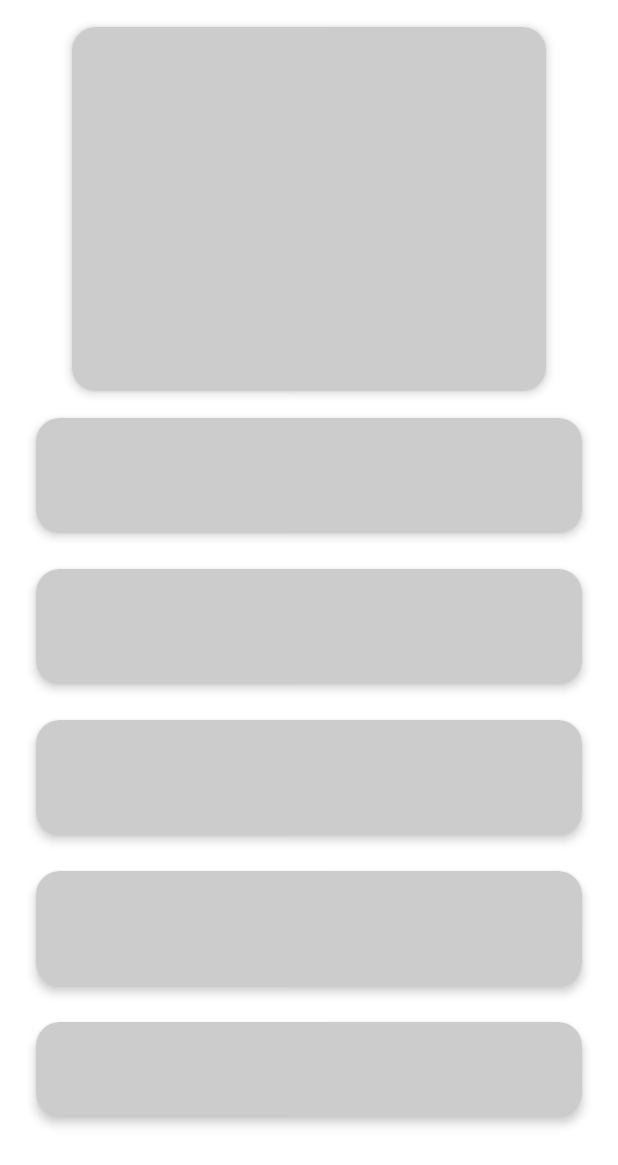
After one commit to Kuruchy/MyCards, an Android app built with Jetpack Compose: the composable CardShimmerOverview shown on its own in the app's theme, on a phone screen of 412 x 824 dp. The commit adds this screen. Shown: the top 1165 px of the screen. Run offline under Robolectric (Android 15) with nearby library versions, the phone set to English and light mode, and no system bars; our stand-ins replace Dagger/Hilt's generated code, Shimmer.

Commit message:
Added Shimmering

```diff
--- a/app/build.gradle
+++ b/app/build.gradle
@@ -68,6 +68,8 @@ dependencies {
     androidTestImplementation "androidx.compose.ui:ui-test-junit4:$versions.compose"
     debugImplementation "androidx.compose.ui:ui-tooling:$versions.compose"
 
+    implementation 'com.valentinilk.shimmer:compose-shimmer:1.0.2'
+
     // DI
     implementation "com.google.dagger:hilt-android:$versions.hiltCoreVersion"
     kapt "com.google.dagger:hilt-compiler:$versions.hiltCoreVersion"
--- /dev/null
+++ b/app/src/main/java/com/kurulabs/mycards/ui/composable/cards/CardShimmerOverview.kt
@@ -0,0 +1,126 @@
+package com.kurulabs.mycards.ui.composable.cards
+
+import androidx.compose.foundation.layout.BoxWithConstraints
+import androidx.compose.foundation.layout.Column
+import androidx.compose.foundation.layout.Spacer
+import androidx.compose.foundation.layout.aspectRatio
+import androidx.compose.foundation.layout.fillMaxSize
+import androidx.compose.foundation.layout.fillMaxWidth
+import androidx.compose.foundation.layout.height
+import androidx.compose.foundation.layout.padding
+import androidx.compose.material.Card
+import androidx.compose.runtime.Composable
+import androidx.compose.ui.Modifier
+import androidx.compose.ui.graphics.Color
+import androidx.compose.ui.tooling.preview.Preview
+import androidx.compose.ui.unit.dp
+import com.kurulabs.mycards.ui.composable.main.BottomNavigationHeight
+import com.kurulabs.mycards.ui.theme.BankCardRoundedCornersShape
+import com.kurulabs.mycards.ui.theme.MyCardsTheme
+import com.valentinilk.shimmer.shimmer
+
+@Preview(showBackground = true)
+@Composable
+fun CardShimmerOverviewPreview() {
+    MyCardsTheme {
+        CardShimmerOverview()
+    }
+}
+
+@Composable
+fun CardShimmerOverview() {
+    BoxWithConstraints(
+        modifier = Modifier
+            .fillMaxSize()
+            .padding(bottom = BottomNavigationHeight)
+    ) {
+        val maxHeight = maxHeight
+        Column(
+            modifier = Modifier
+                .padding(24.dp),
+        ) {
+            Card(
+                modifier = Modifier
+                    .height(maxHeight * 0.3f)
+                    .fillMaxWidth()
+                    .aspectRatio(1.5f)
+                    .padding(horizontal = 24.dp)
+                    .shimmer(),
+                backgroundColor = Color.LightGray,
+                shape = BankCardRoundedCornersShape,
+                elevation = 4.dp
+            ) {}
+            Spacer(
+                modifier = Modifier
+                    .height(24.dp)
+            )
+            Column(
+                modifier = Modifier
+                    .height(maxHeight * 0.7f)
+                    .fillMaxWidth(),
+            ) {
+                Card(
+                    modifier = Modifier
+                        .height(maxHeight * 0.1f)
+                        .fillMaxWidth()
+                        .shimmer(),
+                    backgroundColor = Color.LightGray,
+                    shape = BankCardRoundedCornersShape,
+                    elevation = 4.dp
+                ) {}
+                Spacer(
+                    modifier = Modifier
+                        .height(24.dp)
+                )
+                Card(
+                    modifier = Modifier
+                        .height(maxHeight * 0.1f)
+                        .fillMaxWidth()
+                        .shimmer(),
+                    backgroundColor = Color.LightGray,
+                    shape = BankCardRoundedCornersShape,
+                    elevation = 4.dp
+                ) {}
+                Spacer(
+                    modifier = Modifier
+                        .height(24.dp)
+                )
+                Card(
+                    modifier = Modifier
+                        .height(maxHeight * 0.1f)
+                        .fillMaxWidth()
+                        .shimmer(),
+                    backgroundColor = Color.LightGray,
+                    shape = BankCardRoundedCornersShape,
+                    elevation = 4.dp
+                ) {}
+                Spacer(
+                    modifier = Modifier
+                        .height(24.dp)
+                )
+                Card(
+                    modifier = Modifier
+                        .height(maxHeight * 0.1f)
+                        .fillMaxWidth()
+                        .shimmer(),
+                    backgroundColor = Color.LightGray,
+                    shape = BankCardRoundedCornersShape,
+                    elevation = 4.dp
+                ) {}
+                Spacer(
+                    modifier = Modifier
+                        .height(24.dp)
+                )
+                Card(
+                    modifier = Modifier
+                        .height(maxHeight * 0.1f)
+                        .fillMaxWidth()
+                        .shimmer(),
+                    backgroundColor = Color.LightGray,
+                    shape = BankCardRoundedCornersShape,
+                    elevation = 4.dp
+                ) {}
+            }
+        }
+    }
+}
--- a/app/src/main/java/com/kurulabs/mycards/ui/composable/main/MainScreen.kt
+++ b/app/src/main/java/com/kurulabs/mycards/ui/composable/main/MainScreen.kt
@@ -1,5 +1,14 @@
 package com.kurulabs.mycards.ui.composable.main
 
+import androidx.compose.foundation.layout.Arrangement
+import androidx.compose.foundation.layout.BoxWithConstraints
+import androidx.compose.foundation.layout.Column
+import androidx.compose.foundation.layout.aspectRatio
+import androidx.compose.foundation.layout.fillMaxSize
+import androidx.compose.foundation.layout.height
+import androidx.compose.foundation.layout.padding
+import androidx.compose.foundation.layout.wrapContentHeight
+import androidx.compose.material.Card
 import androidx.compose.material.DrawerValue
 import androidx.compose.material.Scaffold
 import androidx.compose.material.rememberDrawerState
@@ -10,6 +19,9 @@ import androidx.compose.runtime.getValue
 import androidx.compose.runtime.mutableStateOf
 import androidx.compose.runtime.remember
 import androidx.compose.runtime.setValue
+import androidx.compose.ui.Modifier
+import androidx.compose.ui.graphics.Color
+import androidx.compose.ui.unit.dp
 import androidx.navigation.NavController
 import androidx.navigation.compose.NavHost
 import androidx.navigation.compose.composable
@@ -17,8 +29,11 @@ import androidx.navigation.compose.rememberNavController
 import com.kurulabs.mycards.ui.composable.about.About
 import com.kurulabs.mycards.ui.composable.cards.ActionDetail
 import com.kurulabs.mycards.ui.composable.cards.CardOverview
+import com.kurulabs.mycards.ui.composable.cards.CardShimmerOverview
 import com.kurulabs.mycards.ui.models.main.BottomNavigationScreens
 import com.kurulabs.mycards.ui.state.CardViewModel
+import com.kurulabs.mycards.ui.theme.BankCardRoundedCornersShape
+import com.valentinilk.shimmer.shimmer
 import kotlinx.coroutines.flow.update
 
 private val DEFAULT_SCREEN = BottomNavigationScreens.Home
@@ -50,6 +65,9 @@ fun MainScreen(viewModel: CardViewModel) {
                 startDestination = DEFAULT_SCREEN.route
             ) {
                 composable(BottomNavigationScreens.Home.route) {
+                    if (cardsState.isLoading) {
+                        CardShimmerOverview()
+                    } else {
                         CardOverview(
                             cardsState = cardsState,
                             onSwipe = { index -> carouselIndex = index },
@@ -63,6 +81,7 @@ fun MainScreen(viewModel: CardViewModel) {
                                 navController.navigate("Detail")
                             }
                         )
+                    }
                 }
                 composable("Detail") {
                     ActionDetail(
```
Lines whose indentation alone changed are shown as unchanged.
